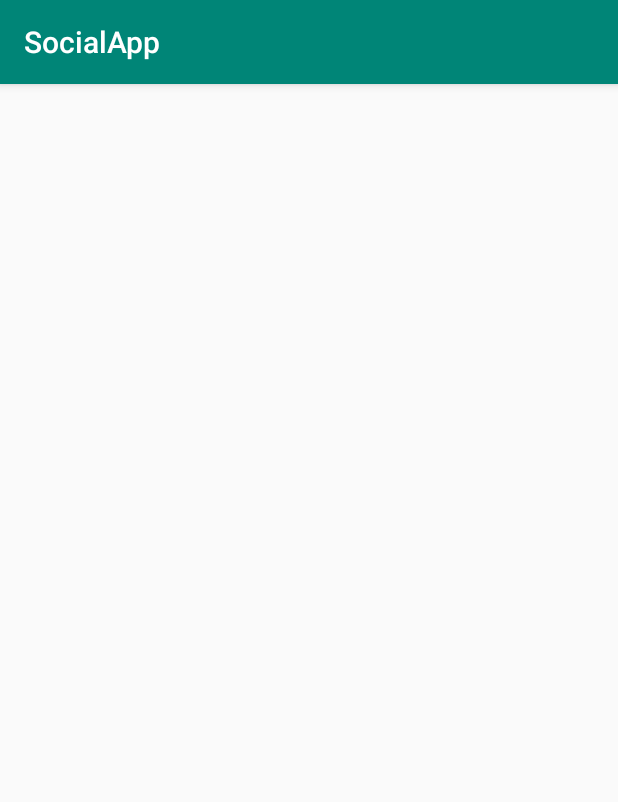
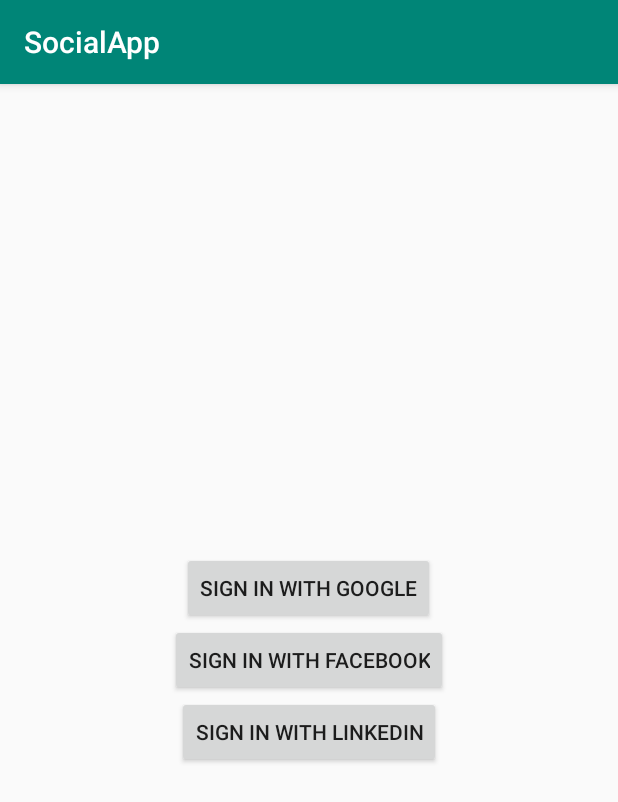
Before and after one commit to DavidzMwangi/SocialApp, an Android app: the screen it shows after launch (AuthActivity), on a phone screen of 412 x 824 dp. Shown: the top 802 px of the screen. Run offline under Robolectric (Android 15) with nearby library versions, the phone set to English and light mode, and no system bars.

Commit message:
button change

```diff
--- a/app/src/main/java/ke/co/neverest/socialapp/AuthActivity.kt
+++ b/app/src/main/java/ke/co/neverest/socialapp/AuthActivity.kt
@@ -2,11 +2,30 @@ package ke.co.neverest.socialapp
 
 import androidx.appcompat.app.AppCompatActivity
 import android.os.Bundle
+import android.view.View
+import android.widget.TextView
+import android.widget.Toast
+import androidx.appcompat.widget.AppCompatButton
 
 class AuthActivity : AppCompatActivity() {
-
+    lateinit var googleBtn: AppCompatButton
+    lateinit var facebookBtn: AppCompatButton
+    lateinit var linkedInBtn: AppCompatButton
     override fun onCreate(savedInstanceState: Bundle?) {
         super.onCreate(savedInstanceState)
         setContentView(R.layout.activity_auth)
+
+
+        googleBtn=findViewById(R.id.google_btn)
+        facebookBtn=findViewById(R.id.facebook_btn)
+        linkedInBtn=findViewById(R.id.linked_in_btn)
+
+
+        googleBtn.setOnClickListener{
+
+
+            Toast.makeText(applicationContext,"Google",Toast.LENGTH_SHORT).show()
+
+        }
     }
 }
--- a/app/src/main/res/layout/activity_auth.xml
+++ b/app/src/main/res/layout/activity_auth.xml
@@ -1,9 +1,34 @@
 <?xml version="1.0" encoding="utf-8"?>
-<androidx.constraintlayout.widget.ConstraintLayout xmlns:android="http://schemas.android.com/apk/res/android"
+<LinearLayout xmlns:android="http://schemas.android.com/apk/res/android"
     xmlns:app="http://schemas.android.com/apk/res-auto"
     xmlns:tools="http://schemas.android.com/tools"
     android:layout_width="match_parent"
     android:layout_height="match_parent"
+    android:orientation="vertical"
+    android:gravity="center"
     tools:context=".AuthActivity">
 
-</androidx.constraintlayout.widget.ConstraintLayout>
+    <androidx.appcompat.widget.AppCompatButton
+        android:layout_width="wrap_content"
+        android:layout_height="wrap_content"
+        android:id="@+id/google_btn"
+        android:text="Sign In with Google"/>
+
+
+    <androidx.appcompat.widget.AppCompatButton
+        android:layout_width="wrap_content"
+        android:layout_height="wrap_content"
+        android:id="@+id/facebook_btn"
+        android:text="Sign In with Facebook"/>
+
+
+    <androidx.appcompat.widget.AppCompatButton
+        android:layout_width="wrap_content"
+        android:layout_height="wrap_content"
+        android:id="@+id/linked_in_btn"
+        android:text="Sign In with LinkedIn"/>
+
+
+
+
+</LinearLayout>
```
